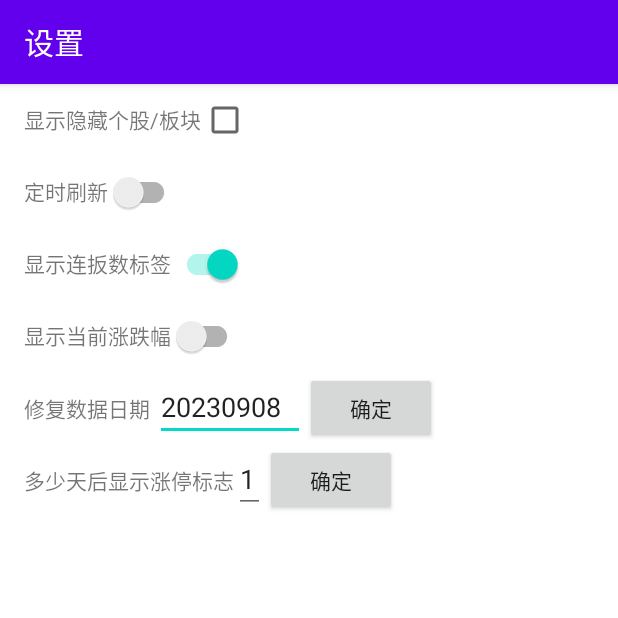
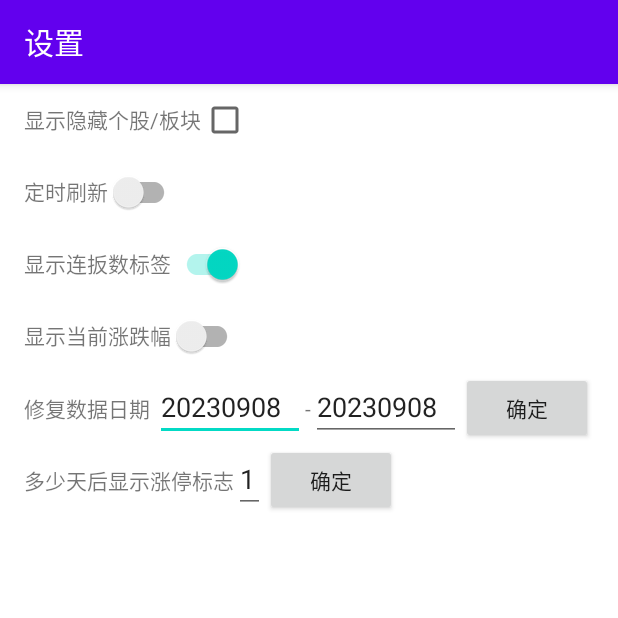
Before and after one commit to liaobushi520/StockMan, an Android app: the SettingActivity screen opened directly, with no data from a screen before it, after a tap on "确定", on a phone screen of 412 x 824 dp, the top half of it. Run offline under Robolectric (Android 15) with nearby library versions, the phone set to English and light mode, and no system bars; our stand-ins replace Room's generated code.

```diff
--- a/app/src/main/java/com/liaobusi/stockman/SettingActivity.kt
+++ b/app/src/main/java/com/liaobusi/stockman/SettingActivity.kt
@@ -67,9 +67,10 @@ class SettingActivity : AppCompatActivity() {
 
         binding.fixDataBtn.setOnClickListener {
             val date = binding.fixedDateEt.editableText?.toString()?.toIntOrNull()
-            if (date != null) {
+            val date2=binding.fixedDate2Et.editableText?.toString()?.toIntOrNull()
+            if (date != null&&date2!=null&&date2>=date) {
                 lifecycleScope.launch {
-                    StockRepo.getHistoryStocks(date, date)
+                    StockRepo.getHistoryStocks(date, date2)
                 }
             }
 
--- a/app/src/main/java/com/liaobusi/stockman/repo/StockRepo.kt
+++ b/app/src/main/java/com/liaobusi/stockman/repo/StockRepo.kt
@@ -154,6 +154,7 @@ object StockRepo {
         dao.getAllStock().forEach {
 
             val j = GlobalScope.async {
+                try {
                     val marhetCode = if (it.marketCode() == 0) "SZ" else "SH"
                     val f = "(SECUCODE=\"${it.code}.${marhetCode}\")"
                     val response = api.getGDRS(f)
@@ -171,6 +172,9 @@ object StockRepo {
                         }
 
                         gdrsDao.insert(gdrss)
+                    }
+                }catch (e:Throwable){
+                    e.printStackTrace()
                 }
             }
             jobs.add(j)
--- a/app/src/main/res/layout/activity_setting.xml
+++ b/app/src/main/res/layout/activity_setting.xml
@@ -97,6 +97,20 @@
                 android:id="@+id/fixedDateEt"
                 android:layout_width="100dp"
                 android:text="20230908"
+                android:inputType="date"
+                android:layout_height="wrap_content"/>
+
+            <TextView
+                android:layout_width="wrap_content"
+                android:layout_height="wrap_content"
+                android:text="-"
+                />
+
+            <EditText
+                android:id="@+id/fixedDate2Et"
+                android:layout_width="100dp"
+                android:text="20230908"
+                android:inputType="date"
                 android:layout_height="wrap_content"/>
 
             <androidx.appcompat.widget.AppCompatButton
--- a/app/src/main/res/layout/item_stock.xml
+++ b/app/src/main/res/layout/item_stock.xml
@@ -13,6 +13,7 @@
         android:textSize="16sp"
         android:textColor="#000"
         android:paddingBottom="8dp"
+        android:maxLines="1"
         android:layout_marginVertical="18dp"
         app:layout_constraintTop_toTopOf="parent"
         app:layout_constraintStart_toStartOf="parent"
```
Also changed, not shown: app/src/main/AndroidManifest.xml (+1 -8 lines), app/src/main/java/com/liaobusi/stockman/HomeActivity.kt (+0 -13 lines), app/src/main/java/com/liaobusi/stockman/Strategy4Activity.kt (+17 -2 lines), app/src/main/res/layout/activity_strategy4.xml (+11 -0 lines). Lines whose indentation alone changed are shown as unchanged.
